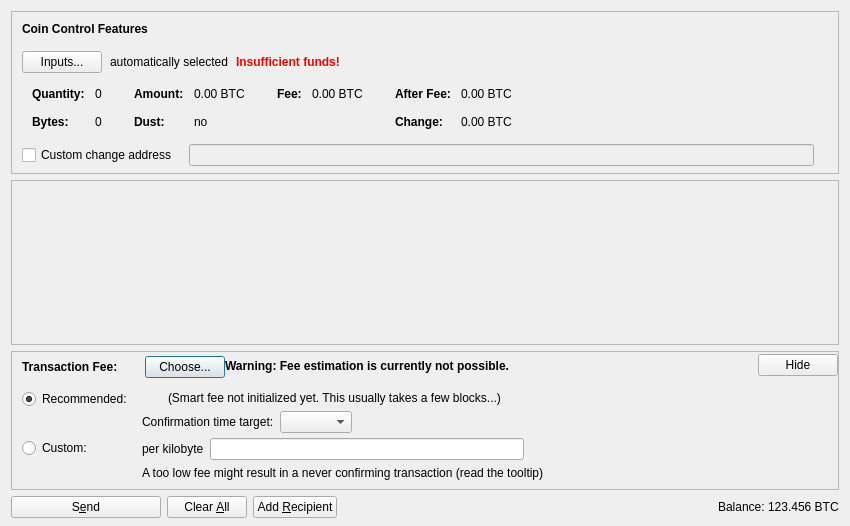
First picture: the form in src/qt/forms/sendcoinsdialog.ui, repository monacoinproject/monacoin, before the edit.
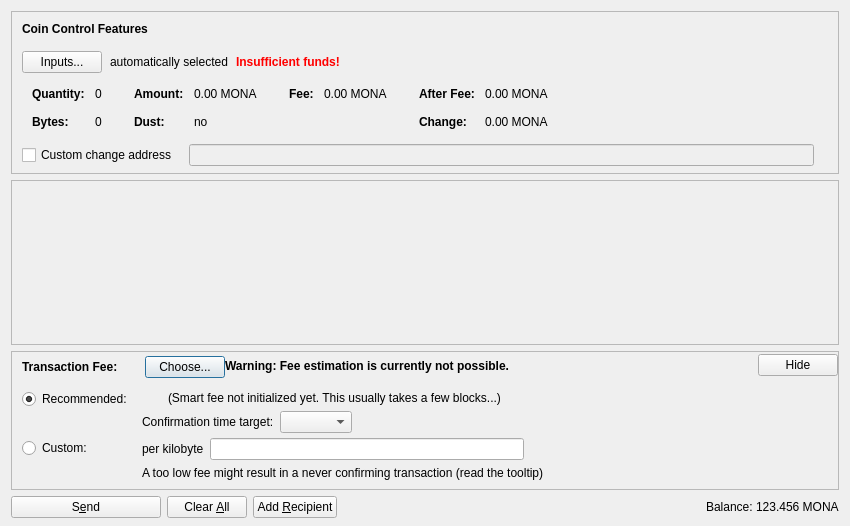
Second picture: the form after the edit. Icons and pictures are not drawn. Custom widgets are drawn as their Qt base class.

Patch:
```diff
--- a/src/qt/forms/sendcoinsdialog.ui
+++ b/src/qt/forms/sendcoinsdialog.ui
@@ -324,7 +324,7 @@
                   <enum>Qt::ActionsContextMenu</enum>
                  </property>
                  <property name="text">
-                  <string notr="true">0.00 BTC</string>
+                  <string notr="true">0.00 MONA</string>
                  </property>
                  <property name="textInteractionFlags">
                   <set>Qt::LinksAccessibleByMouse|Qt::TextSelectableByKeyboard|Qt::TextSelectableByMouse</set>
@@ -404,7 +404,7 @@
                   <enum>Qt::ActionsContextMenu</enum>
                  </property>
                  <property name="text">
-                  <string notr="true">0.00 BTC</string>
+                  <string notr="true">0.00 MONA</string>
                  </property>
                  <property name="textInteractionFlags">
                   <set>Qt::LinksAccessibleByMouse|Qt::TextSelectableByKeyboard|Qt::TextSelectableByMouse</set>
@@ -455,7 +455,7 @@
                   <enum>Qt::ActionsContextMenu</enum>
                  </property>
                  <property name="text">
-                  <string notr="true">0.00 BTC</string>
+                  <string notr="true">0.00 MONA</string>
                  </property>
                  <property name="textInteractionFlags">
                   <set>Qt::LinksAccessibleByMouse|Qt::TextSelectableByKeyboard|Qt::TextSelectableByMouse</set>
@@ -484,7 +484,7 @@
                   <enum>Qt::ActionsContextMenu</enum>
                  </property>
                  <property name="text">
-                  <string notr="true">0.00 BTC</string>
+                  <string notr="true">0.00 MONA</string>
                  </property>
                  <property name="textInteractionFlags">
                   <set>Qt::LinksAccessibleByMouse|Qt::TextSelectableByKeyboard|Qt::TextSelectableByMouse</set>
@@ -1204,7 +1204,7 @@
           <cursorShape>IBeamCursor</cursorShape>
          </property>
          <property name="text">
-          <string notr="true">123.456 BTC</string>
+          <string notr="true">123.456 MONA</string>
          </property>
          <property name="textInteractionFlags">
           <set>Qt::LinksAccessibleByMouse|Qt::TextSelectableByKeyboard|Qt::TextSelectableByMouse</set>
```
Left out of the diff: 2 changed lines with no effect on the pictures.
